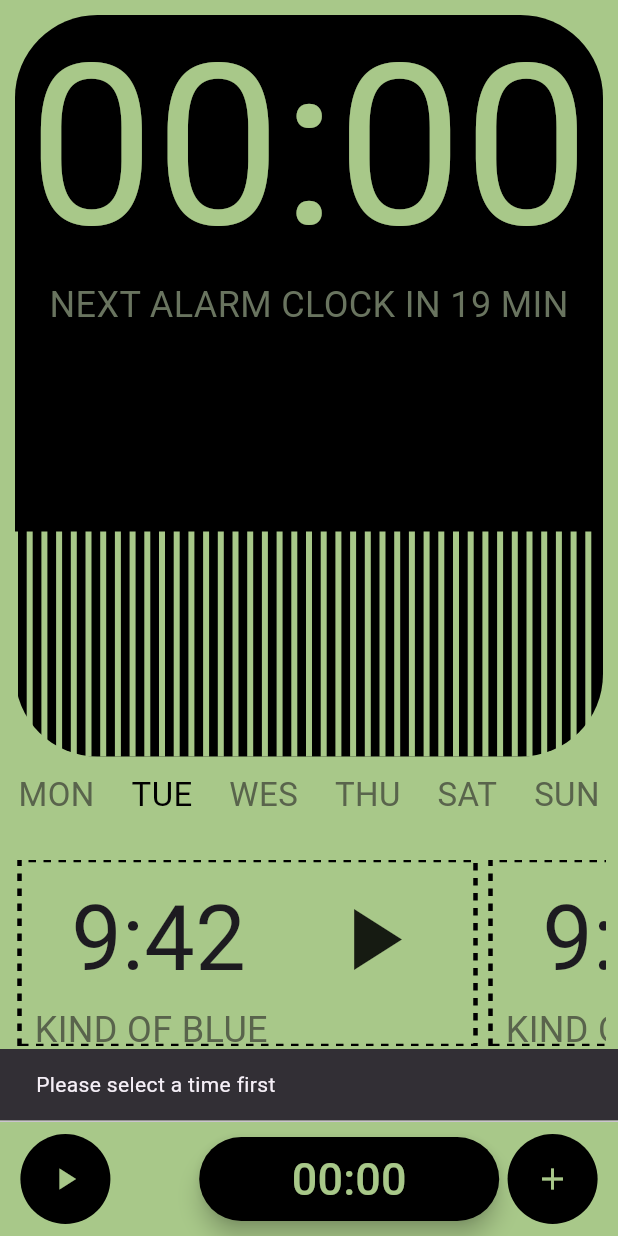
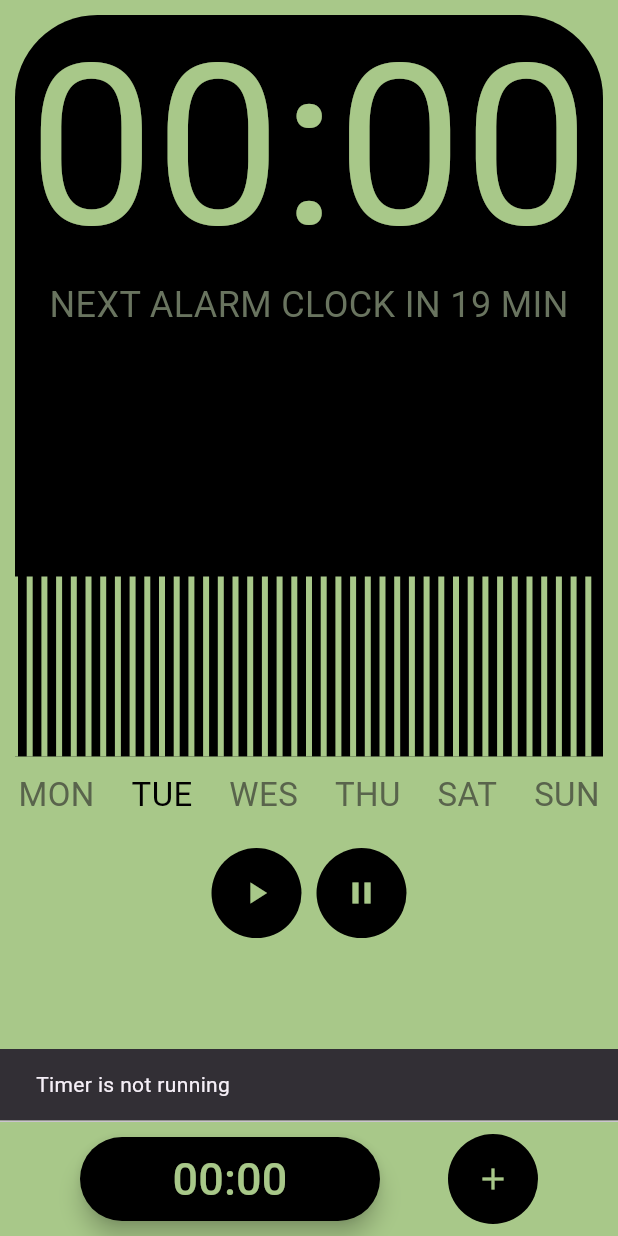
Before and after one commit to bishopaudu/prettyalarm, a Flutter app: the screen it shows after launch, after a tap on the "pause" icon, on a phone screen of 412 x 824 dp. Run offline on Flutter 3.47's test engine with Material 3 defaults, Android fonts, the light colour scheme and no system bars; drawn by our look-alikes of dotted_border.

Commit message:
added provider

```diff
--- /dev/null
+++ b/lib/components/time_history.dart
@@ -0,0 +1,66 @@
+import 'package:dotted_border/dotted_border.dart';
+import 'package:flutter/material.dart';
+
+class TimeHistory extends StatefulWidget {
+  const TimeHistory({super.key});
+
+  @override
+  State<TimeHistory> createState() => _TimeHistoryState();
+}
+
+class _TimeHistoryState extends State<TimeHistory> {
+  @override
+  Widget build(BuildContext context) {
+    return Padding(
+                padding: const EdgeInsets.all(8.0),
+                child: SingleChildScrollView(
+                  scrollDirection: Axis.horizontal,
+                  child: Row(
+                    children: List.generate(
+                        3,
+                        (index) => Padding(
+                              padding:
+                                  const EdgeInsets.symmetric(horizontal: 5),
+                              child: DottedBorder(
+                                color: Colors.black,
+                                strokeWidth: 3,
+                                dashPattern: [5, 5],
+                                borderType: BorderType.RRect,
+                                child: Container(
+                                  padding: const EdgeInsets.all(8),
+                                  width: 300,
+                                  height: 120,
+                                  child: const Column(
+                                    crossAxisAlignment:
+                                        CrossAxisAlignment.start,
+                                    children: [
+                                      Row(
+                                        mainAxisAlignment:
+                                            MainAxisAlignment.spaceAround,
+                                        children: [
+                                          Text(
+                                            "9:42",
+                                            style: TextStyle(fontSize: 60),
+                                          ),
+                                          Icon(
+                                            Icons.play_arrow,
+                                            size: 70,
+                                          ),
+                                        ],
+                                      ),
+                                      Text(
+                                        "KIND OF BLUE",
+                                        style: TextStyle(
+                                            fontSize: 24,
+                                            color: Color(0xff59644c)),
+                                      )
+                                    ],
+                                  ),
+                                ),
+                              ),
+                            )),
+                  ),
+                ),
+              );
+  }
+}
--- a/lib/provider/time_provider.dart
+++ b/lib/provider/time_provider.dart
@@ -58,6 +58,8 @@ class TimeProvider extends ChangeNotifier {
   bool _isRunning = false;
   Timer? _timer;
 
+ bool get isRuning => _isRunning;
+
   void setTime(int mins, int secs) {
     minutes = mins;
     seconds = secs;
@@ -97,5 +99,6 @@ class TimeProvider extends ChangeNotifier {
     notifyListeners();
   }
 
-  double get progress => _totalSeconds > 0 ? _elapsedSeconds / _totalSeconds : 0;
+  double get progress =>
+      _totalSeconds > 0 ? _elapsedSeconds / _totalSeconds : 0;
 }
--- a/lib/screens/home.dart
+++ b/lib/screens/home.dart
@@ -1,6 +1,7 @@
 import 'package:alarmui/provider/time_provider.dart';
 import 'package:alarmui/screens/custom_time_picker.dart';
-import 'package:dotted_border/dotted_border.dart';
+import 'package:alarmui/utils/custom_snackbar.dart';
+import 'package:alarmui/utils/daysofweek.dart';
 import 'package:flutter/material.dart';
 import 'package:provider/provider.dart';
 
@@ -12,7 +13,6 @@ class Home extends StatefulWidget {
 }
 
 class _HomeState extends State<Home> {
-  List<String> daysOfWeek = ['MON', 'TUE', 'WES', 'THU', 'SAT', 'SUN'];
   void onTimeCheck(int minutes, int seconds) {
     print({"minutes": minutes, "seconds": seconds});
     final timerProvider = Provider.of<TimeProvider>(context, listen: false);
@@ -24,9 +24,7 @@ class _HomeState extends State<Home> {
     if (timerProvider.minutes > 0 || timerProvider.seconds > 0) {
       timerProvider.startTime();
     } else {
-      ScaffoldMessenger.of(context).showSnackBar(
-        SnackBar(content: Text("Please select a time first")),
-      );
+     customSnackBar(context, "Please select time first");
     }
   }
 
@@ -52,8 +50,10 @@ class _HomeState extends State<Home> {
                       borderRadius: BorderRadius.only(
                           topLeft: Radius.circular(55),
                           topRight: Radius.circular(55),
-                          bottomLeft: Radius.circular(55),
-                          bottomRight: Radius.circular(55))),
+                        //  bottomLeft: Radius.circular(55),
+                          //bottomRight: Radius.circular(55)
+                          )
+                          ),
                   child: Column(
                     mainAxisAlignment: MainAxisAlignment.spaceBetween,
                     children: [
@@ -73,10 +73,6 @@ class _HomeState extends State<Home> {
                           ),
                         ],
                       ),
-                      /* CustomPaint(
-                        painter: ProgressPainter(5),
-                        size: const Size(double.infinity, 150),
-                      )*/
                       CustomPaint(
                         painter: ProgressPainter(timerProvider.progress),
                         size: const Size(double.infinity, 150),
@@ -95,72 +91,17 @@ class _HomeState extends State<Home> {
                               color: DateTime.now().weekday ==
                                       daysOfWeek.indexOf(day) + 1
                                   ? Colors.black
-                                  : Color(0xff59644c)),
+                                  : const Color(0xff59644c)),
                         ))
                     .toList(),
               ),
               const SizedBox(
                 height: 20,
               ),
-              Padding(
-                padding: const EdgeInsets.all(8.0),
-                child: SingleChildScrollView(
-                  scrollDirection: Axis.horizontal,
-                  child: Row(
-                    children: List.generate(
-                        3,
-                        (index) => Padding(
-                              padding:
-                                  const EdgeInsets.symmetric(horizontal: 5),
-                              child: DottedBorder(
-                                color: Colors.black,
-                                strokeWidth: 3,
-                                dashPattern: [5, 5],
-                                borderType: BorderType.RRect,
-                                child: Container(
-                                  padding: const EdgeInsets.all(8),
-                                  width: 300,
-                                  height: 120,
-                                  child: const Column(
-                                    crossAxisAlignment:
-                                        CrossAxisAlignment.start,
-                                    children: [
-                                      Row(
-                                        mainAxisAlignment:
-                                            MainAxisAlignment.spaceAround,
-                                        children: [
-                                          Text(
-                                            "9:42",
-                                            style: TextStyle(fontSize: 60),
-                                          ),
-                                          Icon(
-                                            Icons.play_arrow,
-                                            size: 70,
-                                          ),
-                                        ],
-                                      ),
-                                      Text(
-                                        "KIND OF BLUE",
-                                        style: TextStyle(
-                                            fontSize: 24,
-                                            color: Color(0xff59644c)),
-                                      )
-                                    ],
-                                  ),
-                                ),
-                              ),
-                            )),
-                  ),
-                ),
-              )
-            ],
-          ),
-        ),
-        persistentFooterButtons: [
-          Row(
-            mainAxisAlignment: MainAxisAlignment.spaceEvenly,
-            children: [
-              IconButton(
+              Row(
+                mainAxisAlignment: MainAxisAlignment.center,
+                children: [
+                   IconButton(
                 style: IconButton.styleFrom(
                   backgroundColor: Colors.black,
                   fixedSize: const Size(60, 60),
@@ -173,12 +114,26 @@ class _HomeState extends State<Home> {
                   color: Color(0xffa8c889),
                 ),
               ),
+              const SizedBox(width: 10,),
               IconButton(
+                  style: IconButton.styleFrom(
+                  backgroundColor: Colors.black,
+                  fixedSize: const Size(60, 60),
+                ),
                 onPressed: () {
-                  timerProvider.pauseTimer();
+                  timerProvider.isRuning ? timerProvider.pauseTimer() : customSnackBar(context, "Timer is not running");
                 },
                 icon: const Icon(Icons.pause, color: Color(0xffa8c889)),
               ),
+                ],
+              )
+            ]
+          ),
+        ),
+        persistentFooterButtons: [
+          Row(
+            mainAxisAlignment: MainAxisAlignment.spaceEvenly,
+            children: [
               SizedBox(
                   width: 200,
                   child: FloatingActionButton.extended(
@@ -190,7 +145,7 @@ class _HomeState extends State<Home> {
                     ),
                     shape: const StadiumBorder(),
                     backgroundColor: Colors.black,
-                    foregroundColor: Color(0xffa8c889),
+                    foregroundColor: const Color(0xffa8c889),
                   )),
               IconButton(
                 style: IconButton.styleFrom(
@@ -279,12 +234,17 @@ class ProgressPainter extends CustomPainter {
       ..style = PaintingStyle.stroke;
 
     double barSpacing = size.width / totalBars;
+    double barHeight = size.height * 0.8;
     int currentProgress = (progress * totalBars).toInt();
 
     for (int i = 0; i < totalBars; i++) {
       paint.color = i < currentProgress ? Colors.red : const Color(0xffa8c889);
-      canvas.drawLine(Offset(i * barSpacing, size.height),
-          Offset(i * barSpacing, 0), paint);
+     /* canvas.drawLine(Offset(i * barSpacing, size.height),
+          Offset(i * barSpacing, 0), paint);*/
+          canvas.drawLine(
+          Offset(i * barSpacing, size.height),  // Start from bottom
+          Offset(i * barSpacing, size.height - barHeight), // Reduce height
+          paint);
     }
   }
 
--- /dev/null
+++ b/lib/utils/custom_snackbar.dart
@@ -0,0 +1,7 @@
+import 'package:flutter/material.dart';
+
+void customSnackBar(BuildContext context,String message) {
+  ScaffoldMessenger.of(context).showSnackBar(
+       SnackBar(content: Text(message)),
+      );
+}
--- /dev/null
+++ b/lib/utils/daysofweek.dart
@@ -0,0 +1 @@
+  List<String> daysOfWeek = ['MON', 'TUE', 'WES', 'THU', 'SAT', 'SUN'];
```
